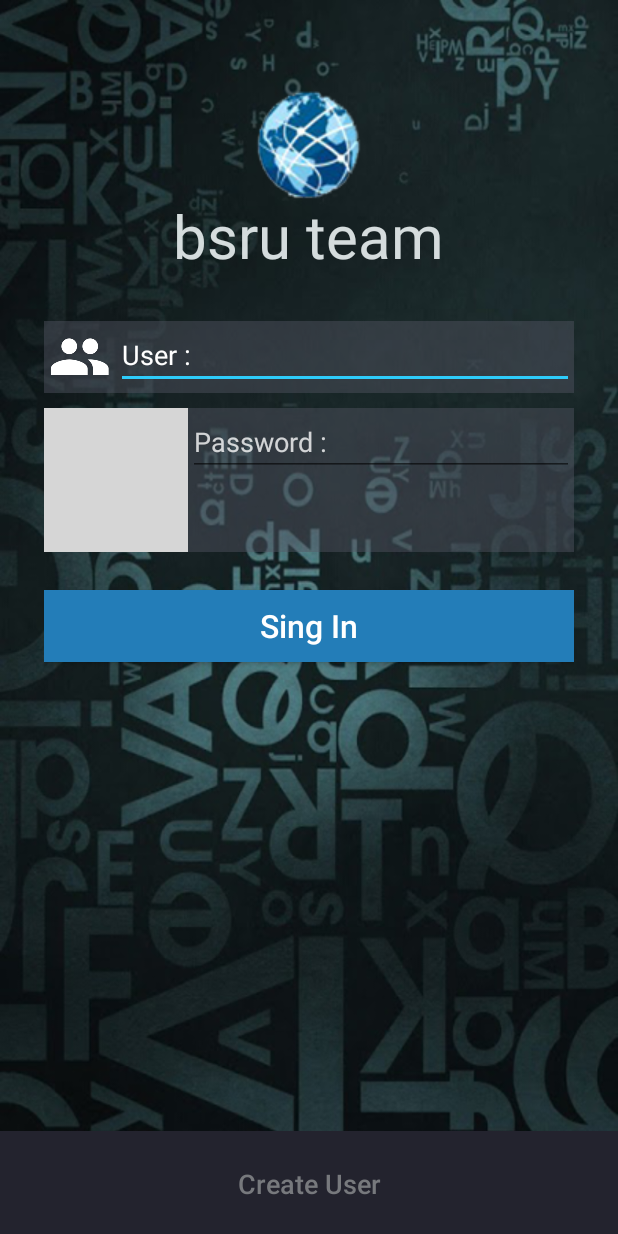
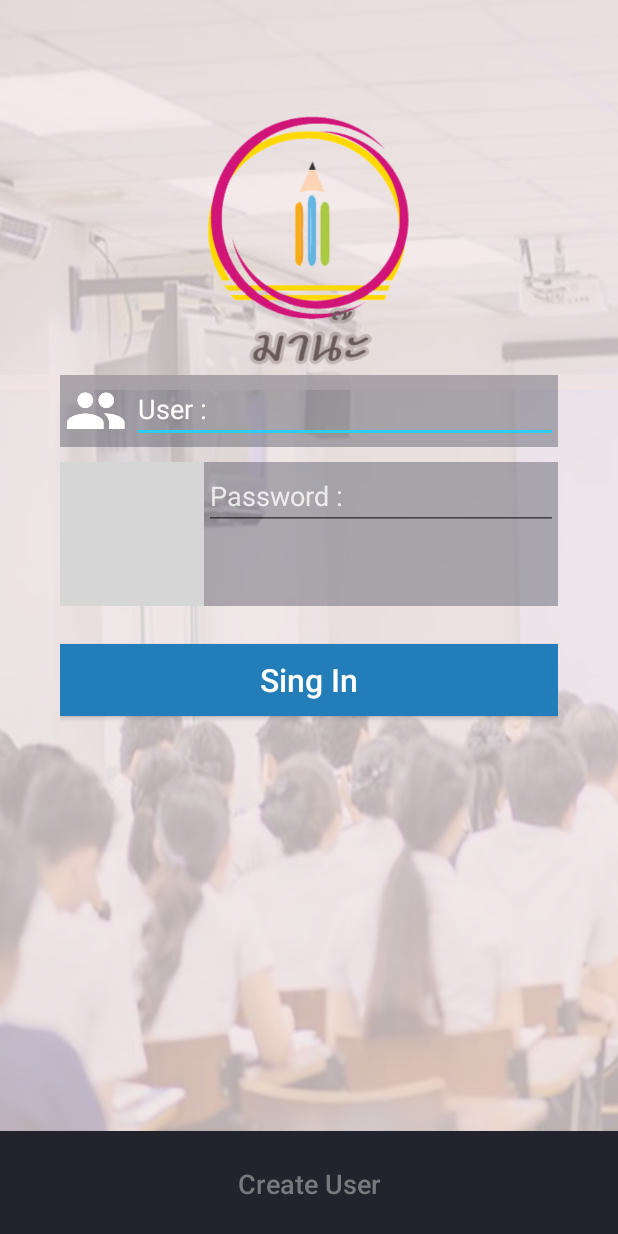
Before and after one commit to ujiik009/ApplicationMini, an Android app: the screen it shows after launch (MainActivity), on a phone screen of 412 x 824 dp. Run offline under Robolectric (Android 15) with nearby library versions, the light colour scheme and no system bars; grey boxes are pictures that could not be loaded.

Commit message:
ออกแบบหน้า ui login ใหม่ แล้วลบไฟล์ที่ไม่ใช้ทิ้ง

```diff
--- a/app/src/main/AndroidManifest.xml
+++ b/app/src/main/AndroidManifest.xml
@@ -6,8 +6,8 @@
 
     <application
         android:allowBackup="true"
-        android:icon="@mipmap/ic_launcher"
-        android:label="@string/app_name"
+        android:icon="@drawable/marnaricon"
+        android:label="มาน๊ะ"
         android:supportsRtl="true"
         android:theme="@style/AppTheme">
         <activity
--- a/app/src/main/res/layout/activity_main.xml
+++ b/app/src/main/res/layout/activity_main.xml
@@ -10,7 +10,7 @@
     android:paddingRight="@dimen/activity_horizontal_margin"
     android:paddingTop="@dimen/activity_vertical_margin"
     tools:context="team.bsru.apirat.apirat_app.MainActivity"
-    android:background="@drawable/abc1"
+    android:background="@drawable/bgschool"
     android:padding="0dp">
 
     <LinearLayout
@@ -20,25 +20,18 @@
         android:layout_below="@+id/imageView"
         android:id="@+id/boxlogo"
         android:gravity="center_horizontal"
-        android:layout_marginTop="50dp">
+        android:paddingTop="70dp"
+        android:paddingBottom="10dp"
+        android:background="#c3f1e4e4">
 
         <ImageView
-            android:layout_width="match_parent"
-            android:layout_height="wrap_content"
             android:id="@+id/imageView"
             android:layout_alignParentTop="true"
-            app:srcCompat="@drawable/www"
-            android:layout_centerHorizontal="true" />
+            app:srcCompat="@drawable/marnar"
+            android:layout_centerHorizontal="true"
+            android:layout_width="180dp"
+            android:layout_height="180dp" />
 
-        <TextView
-            android:text="bsru team"
-            android:layout_width="wrap_content"
-            android:layout_height="wrap_content"
-            android:id="@+id/textView"
-            android:textSize="40sp"
-            android:textColor="#e7e9eff1"
-            android:textAllCaps="false"
-            android:layout_marginTop="-20dp" />
     </LinearLayout>
 
     <LinearLayout
@@ -46,11 +39,10 @@
         android:layout_width="match_parent"
         android:layout_height="match_parent"
         android:layout_below="@+id/boxlogo"
-        android:layout_marginTop="30dp"
-        android:layout_marginLeft="15dp"
-        android:layout_marginRight="15dp"
-        android:paddingLeft="14dp"
-        android:paddingRight="14dp">
+        android:layout_marginTop="-10dp"
+        android:paddingLeft="40dp"
+        android:paddingRight="40dp"
+        android:background="#c3f1e4e4">
 
 
         <LinearLayout
```
Also changed, not shown: app/src/main/res/drawable-v21/ic_menu_camera.xml (deleted, +0 -12 lines), app/src/main/res/drawable-v21/ic_menu_gallery.xml (deleted, +0 -9 lines), app/src/main/res/drawable-v21/ic_menu_manage.xml (deleted, +0 -9 lines), app/src/main/res/drawable-v21/ic_menu_send.xml (deleted, +0 -9 lines), app/src/main/res/drawable-v21/ic_menu_share.xml (deleted, +0 -9 lines), app/src/main/res/drawable-v21/ic_menu_slideshow.xml (deleted, +0 -9 lines), app/src/main/res/drawable/side_nav_bar.xml (deleted, +0 -9 lines), app/src/main/res/layout/activity_create_user.xml (+6 -7 lines), app/src/main/res/layout/activity_delay.xml (deleted, +0 -55 lines), app/src/main/res/drawable/bg1.png (deleted), app/src/main/res/drawable/bgschool.png (added), app/src/main/res/drawable/marnar.png (added), app/src/main/res/drawable/marnaricon.png (added), app/src/main/res/drawable/vvvvv.png (deleted), 2 more files.
